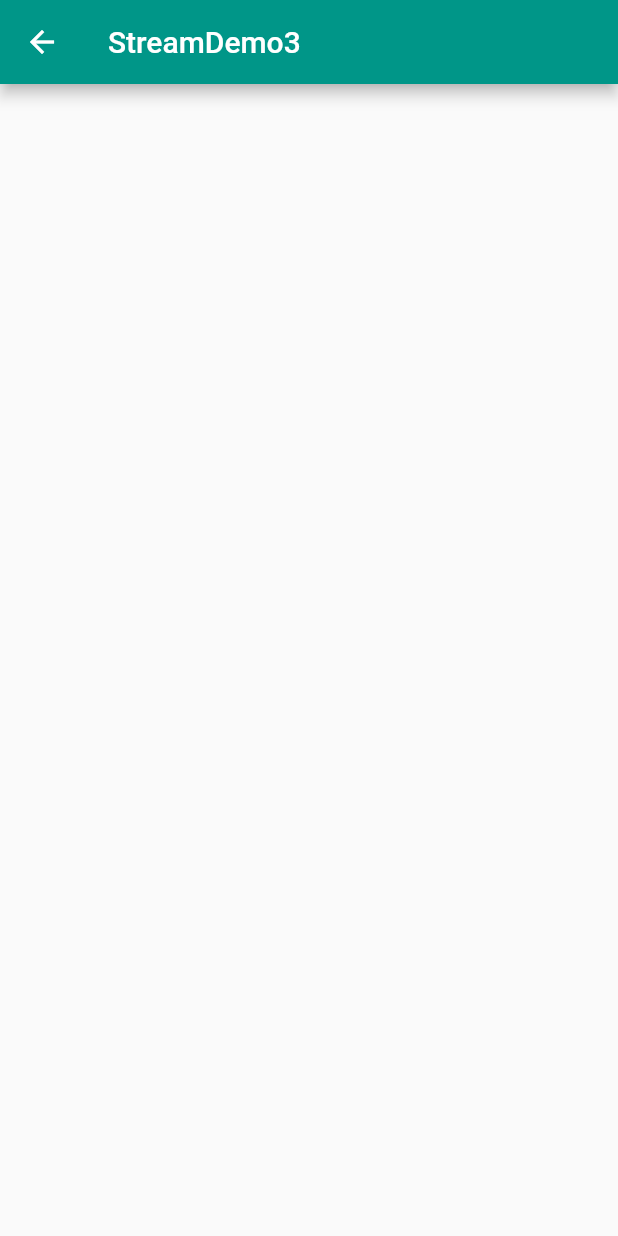
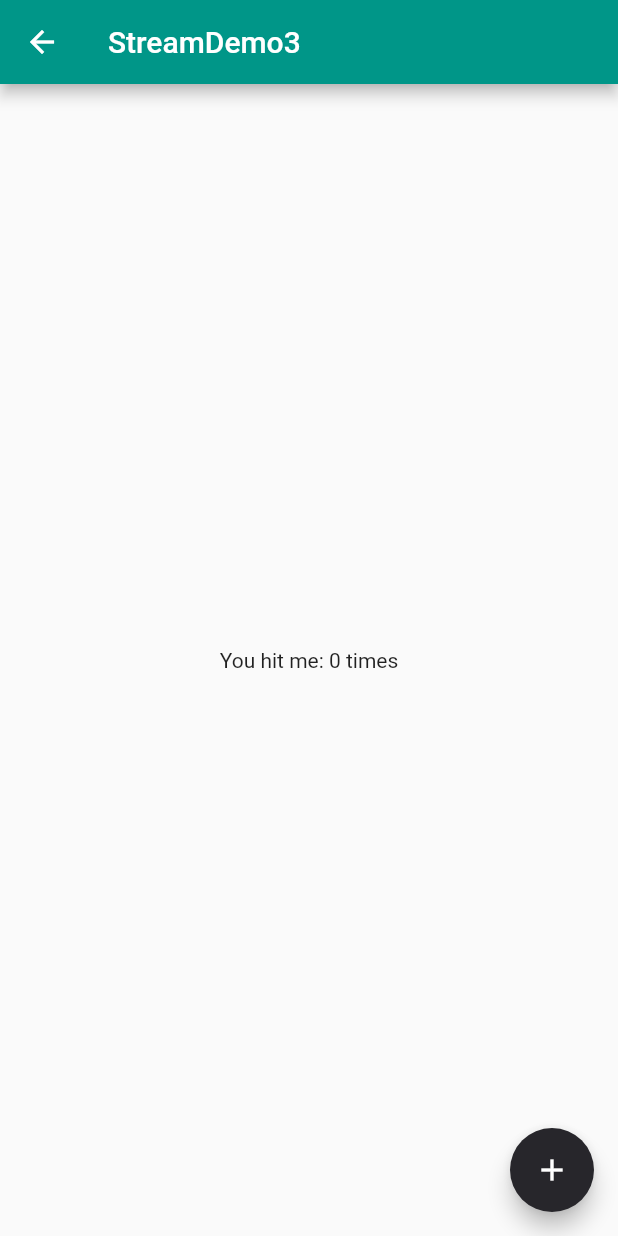
Before and after one commit to ian-kevin126/flutter_learn_forever, a Flutter app: the StreamDemoThree screen opened directly, on a phone screen of 412 x 824 dp. Run offline on Flutter 3.47's test engine with Material 2 defaults, Android fonts, the phone set to English and light mode, and no system bars; our stand-ins replace flutter_swiper.

Commit message:
StreamDemo commit

```diff
--- a/flutter_app_review/lib/home_tabs/flutter_basics.dart
+++ b/flutter_app_review/lib/home_tabs/flutter_basics.dart
@@ -6,6 +6,7 @@ import 'package:flutterappreview/pages/basics/card_demo.dart';
 import 'package:flutterappreview/pages/basics/data_table_demo.dart';
 import 'package:flutterappreview/pages/basics/dialog_demo.dart';
 import 'package:flutterappreview/pages/basics/flutter_MDC.dart';
+import 'package:flutterappreview/pages/basics/state_management/Bloc/bloc.dart';
 import 'package:flutterappreview/pages/basics/state_management/inherited_widget_demo.dart';
 import 'package:flutterappreview/pages/basics/input_widget_demo.dart';
 import 'package:flutterappreview/pages/basics/sliver_demo.dart';
@@ -55,6 +56,7 @@ class _FlutterBasicsState extends State<FlutterBasics> {
             commonRouteFunc(context, '6.StreamDemo1', StreamDemoOne()),
             commonRouteFunc(context, '7.StreamDemo2', StreamDemoTwo()),
             commonRouteFunc(context, '8.StreamDemo3', StreamDemoThree()),
+            commonRouteFunc(context, '9.BlocDemo', BlocDemo()),
           ],
         ),
       ),
--- a/flutter_app_review/lib/pages/basics/state_management/stream/stream_demo-three.dart
+++ b/flutter_app_review/lib/pages/basics/state_management/stream/stream_demo-three.dart
@@ -1,3 +1,5 @@
+import 'dart:async';
+
 import 'package:flutter/material.dart';
 
 class StreamDemoThree extends StatefulWidget {
@@ -6,21 +8,37 @@ class StreamDemoThree extends StatefulWidget {
 }
 
 class _StreamDemoThreeState extends State<StreamDemoThree> {
+  int _counter = 0;
+  final StreamController<int> _streamController = StreamController<int>();
+
+  @override
+  void dispose() {
+    _streamController.close();
+    super.dispose();
+  }
+
   @override
   Widget build(BuildContext context) {
     return Scaffold(
-      appBar: AppBar(
-        title: Text('StreamDemo3'),
-      ),
-      body: SingleChildScrollView(
-        child: Column(
-          children: <Widget>[],
+        appBar: AppBar(
+          title: Text('StreamDemo3'),
         ),
-      ),
-    );
+        body: Center(
+          child: StreamBuilder<int>(
+              stream: _streamController.stream,
+              initialData: _counter,
+              builder: (BuildContext context, AsyncSnapshot<int> snapshot) {
+                return Text('You hit me: ${snapshot.data} times');
+              }),
+        ),
+        floatingActionButton: FloatingActionButton(
+          child: const Icon(Icons.add),
+          onPressed: () {
+            _streamController.sink.add(++_counter);
+          },
+        ));
   }
 }
-
 
 /// 1.Stream可以称之为管道，为了控制Stream，我们通常使用StreamController， 为了在Stream中插入一些东西，StreamController公开了一个名为
 /// StreamSink的“入口”，可以通过sink属性访问。Stream的流出方式是由StreamController通过stream属性暴露的。
```
Also changed, not shown: flutter_app_review/lib/home.dart (+4 -4 lines), flutter_app_review/lib/pages/basics/state_management/Bloc/bloc.dart (added, +22 -0 lines).
